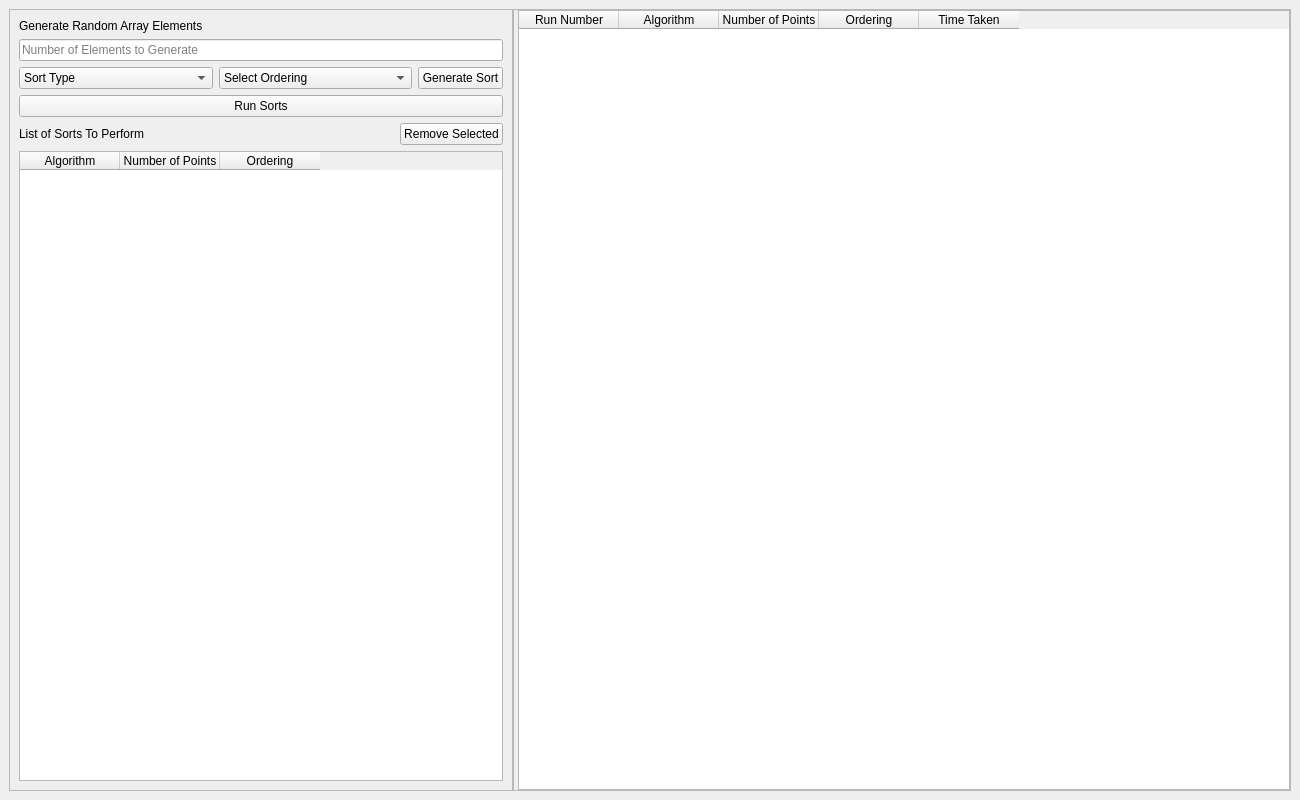
RammyRamHam/DronePathPlanner, file frontend/mainwindow.ui: the form before one commit.
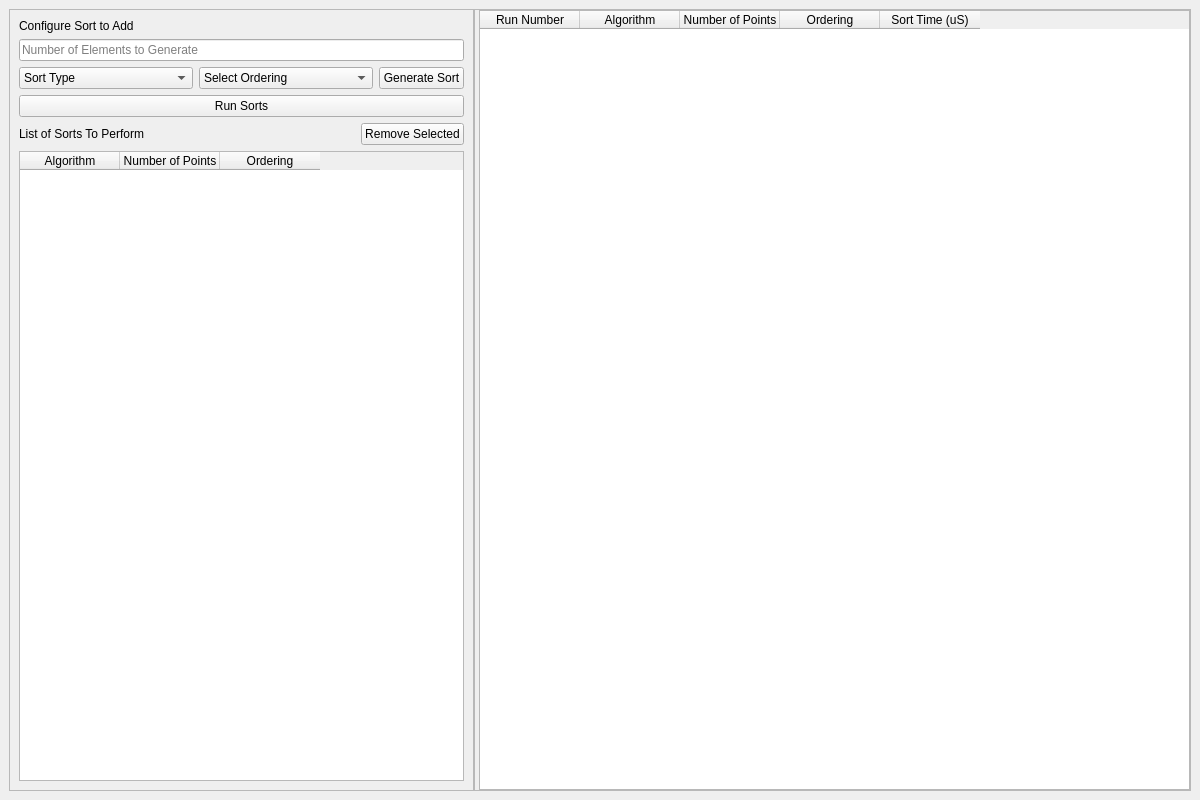
The form after the commit.

Commit message: Integrated backend and cleaned up GUI

What changed in the file:
```diff
--- a/frontend/mainwindow.ui
+++ b/frontend/mainwindow.ui
@@ -6,7 +6,7 @@
    <rect>
     <x>0</x>
     <y>0</y>
-    <width>1300</width>
+    <width>1200</width>
     <height>800</height>
    </rect>
   </property>
@@ -73,7 +73,7 @@
         <item>
          <widget class="QLabel" name="label">
           <property name="text">
-           <string>Generate Random Array Elements</string>
+           <string>Configure Sort to Add</string>
           </property>
          </widget>
         </item>
@@ -229,16 +229,25 @@
            <property name="text">
             <string>Algorithm</string>
            </property>
+           <property name="textAlignment">
+            <set>AlignCenter</set>
+           </property>
           </column>
           <column>
            <property name="text">
             <string>Number of Points</string>
            </property>
+           <property name="textAlignment">
+            <set>AlignCenter</set>
+           </property>
           </column>
           <column>
            <property name="text">
             <string>Ordering</string>
            </property>
+           <property name="textAlignment">
+            <set>AlignCenter</set>
+           </property>
           </column>
          </widget>
         </item>
@@ -291,25 +300,40 @@
            <property name="text">
             <string>Run Number</string>
            </property>
+           <property name="textAlignment">
+            <set>AlignCenter</set>
+           </property>
           </column>
           <column>
            <property name="text">
             <string>Algorithm</string>
            </property>
+           <property name="textAlignment">
+            <set>AlignCenter</set>
+           </property>
           </column>
           <column>
            <property name="text">
             <string>Number of Points</string>
            </property>
+           <property name="textAlignment">
+            <set>AlignCenter</set>
+           </property>
           </column>
           <column>
            <property name="text">
             <string>Ordering</string>
            </property>
+           <property name="textAlignment">
+            <set>AlignCenter</set>
+           </property>
           </column>
           <column>
            <property name="text">
-            <string>Time Taken</string>
+            <string>Sort Time (uS)</string>
+           </property>
+           <property name="textAlignment">
+            <set>AlignCenter</set>
            </property>
           </column>
          </widget>
```
Left out of the diff: 6 changed lines with no effect on the pictures. The commit also changes 5 other files.
